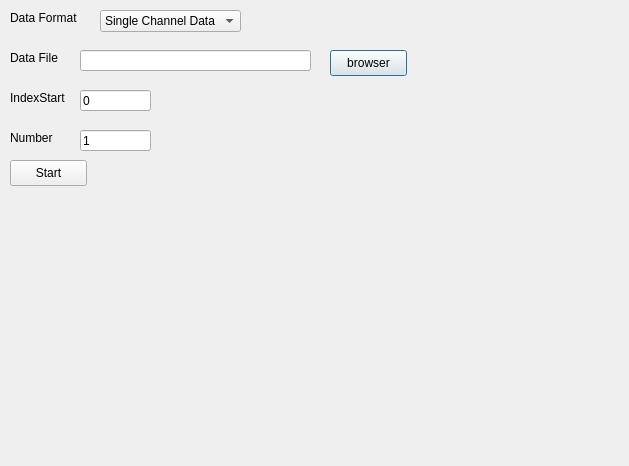
This is AlgorithmTest/DialogAPSImportData.ui in yixin1851/algorithm_HVS as Qt 5 draws it before an edit. The edited form follows.
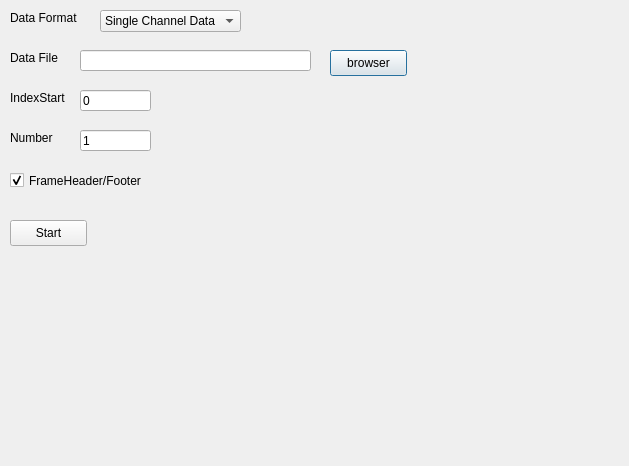
This is the edited form.

Patch:
```diff
--- a/AlgorithmTest/DialogAPSImportData.ui
+++ b/AlgorithmTest/DialogAPSImportData.ui
@@ -108,7 +108,7 @@
    <property name="geometry">
     <rect>
      <x>10</x>
-     <y>160</y>
+     <y>220</y>
      <width>77</width>
      <height>26</height>
     </rect>
@@ -121,7 +121,7 @@
    <property name="geometry">
     <rect>
      <x>10</x>
-     <y>200</y>
+     <y>260</y>
      <width>71</width>
      <height>41</height>
     </rect>
@@ -163,6 +163,22 @@
     <string>Data Format</string>
    </property>
   </widget>
+  <widget class="QCheckBox" name="checkBoxFrameHeaderFooter">
+   <property name="geometry">
+    <rect>
+     <x>10</x>
+     <y>170</y>
+     <width>151</width>
+     <height>21</height>
+    </rect>
+   </property>
+   <property name="text">
+    <string>FrameHeader/Footer</string>
+   </property>
+   <property name="checked">
+    <bool>true</bool>
+   </property>
+  </widget>
  </widget>
  <resources/>
  <connections/>
```
